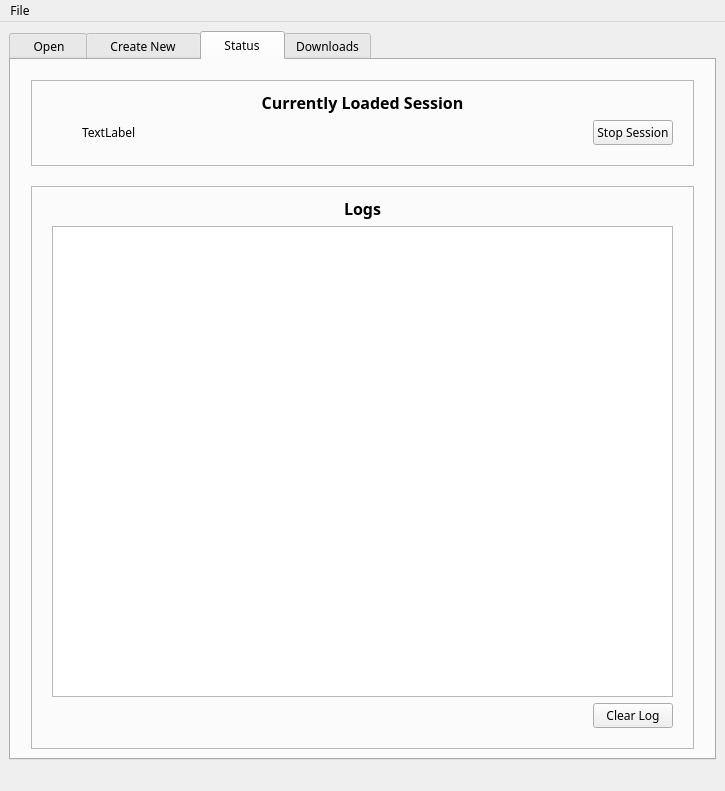
ccherrett/oom, file oostudio/OOStudioBase.ui: the form before one commit.
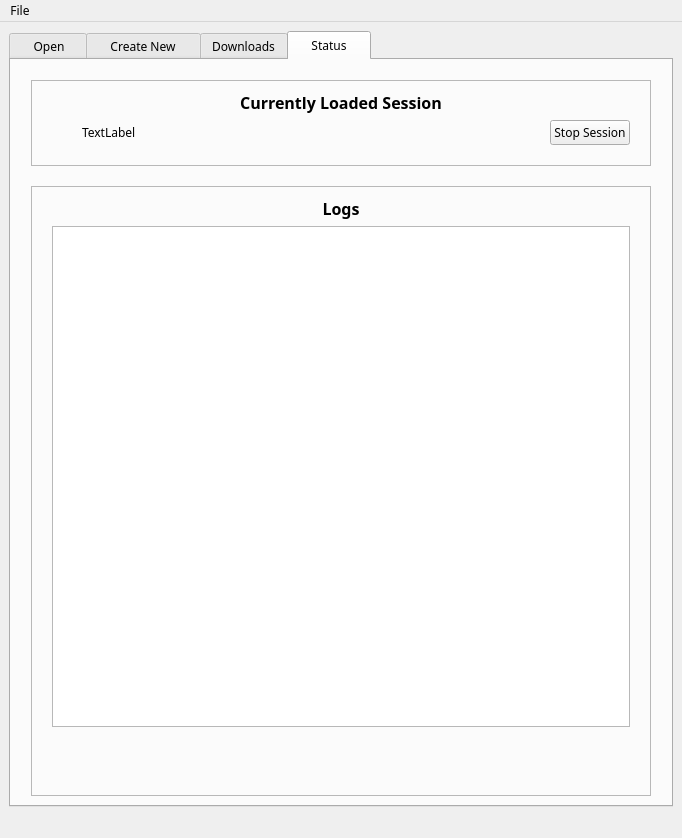
The form after the commit. The open tabs and pages were chosen to show the change.

Commit message: OOStudio: Fixed toggle state on startup, move create template checkbox into session information

The edit to the form file:
```diff
--- a/oostudio/OOStudioBase.ui
+++ b/oostudio/OOStudioBase.ui
@@ -7,7 +7,7 @@
     <x>0</x>
     <y>0</y>
     <width>682</width>
-    <height>657</height>
+    <height>838</height>
    </rect>
   </property>
   <property name="font">
@@ -23,7 +23,7 @@
     <item>
      <widget class="QTabWidget" name="m_tabWidget">
       <property name="currentIndex">
-       <number>1</number>
+       <number>0</number>
       </property>
       <widget class="QWidget" name="m_tabSessions">
        <attribute name="title">
@@ -42,7 +42,7 @@
            <enum>QTabWidget::North</enum>
           </property>
           <property name="currentIndex">
-           <number>1</number>
+           <number>0</number>
           </property>
           <widget class="QWidget" name="m_sessionBoxPage1">
            <attribute name="title">
@@ -543,6 +543,23 @@
                 <item row="7" column="1">
                  <widget class="QComboBox" name="m_cmbLSCPMode"/>
                 </item>
+                <item row="8" column="0">
+                 <widget class="QLabel" name="label_24">
+                  <property name="text">
+                   <string>Make Template:</string>
+                  </property>
+                 </widget>
+                </item>
+                <item row="8" column="1">
+                 <widget class="QCheckBox" name="m_chkTemplate">
+                  <property name="toolTip">
+                   <string>Save the created session as a Template</string>
+                  </property>
+                  <property name="text">
+                   <string/>
+                  </property>
+                 </widget>
+                </item>
                </layout>
               </item>
               <item>
@@ -912,16 +929,6 @@
                </property>
               </spacer>
              </item>
-             <item>
-              <widget class="QCheckBox" name="m_chkTemplate">
-               <property name="toolTip">
-                <string>Save the created session as a Template</string>
-               </property>
-               <property name="text">
-                <string>Create as Template</string>
-               </property>
-              </widget>
-             </item>
              <item>
               <widget class="QToolButton" name="m_btnDoCreate">
                <property name="text">
@@ -980,221 +987,6 @@
         </item>
        </layout>
       </widget>
-      <widget class="QWidget" name="m_tabStatus">
-       <attribute name="title">
-        <string>    Status    </string>
-       </attribute>
-       <layout class="QVBoxLayout" name="verticalLayout_6">
-        <property name="spacing">
-         <number>20</number>
-        </property>
-        <property name="leftMargin">
-         <number>20</number>
-        </property>
-        <property name="topMargin">
-         <number>20</number>
-        </property>
-        <property name="rightMargin">
-         <number>20</number>
-        </property>
-        <item>
-         <widget class="QFrame" name="m_sessionStatusBox">
-          <property name="font">
-           <font>
-            <family>Luxi Sans</family>
-           </font>
-          </property>
-          <property name="frameShape">
-           <enum>QFrame::StyledPanel</enum>
-          </property>
-          <property name="frameShadow">
-           <enum>QFrame::Raised</enum>
-          </property>
-          <layout class="QVBoxLayout" name="verticalLayout_25">
-           <property name="leftMargin">
-            <number>20</number>
-           </property>
-           <property name="topMargin">
-            <number>10</number>
-           </property>
-           <property name="rightMargin">
-            <number>20</number>
-           </property>
-           <property name="bottomMargin">
-            <number>20</number>
-           </property>
-           <item>
-            <widget class="QLabel" name="label_22">
-             <property name="font">
-              <font>
-               <pointsize>12</pointsize>
-               <weight>75</weight>
-               <bold>true</bold>
-              </font>
-             </property>
-             <property name="text">
-              <string>Currently Loaded Session</string>
-             </property>
-             <property name="alignment">
-              <set>Qt::AlignHCenter|Qt::AlignTop</set>
-             </property>
-            </widget>
-           </item>
-           <item>
-            <layout class="QHBoxLayout" name="horizontalLayout_28">
-             <property name="leftMargin">
-              <number>30</number>
-             </property>
-             <item>
-              <widget class="QLabel" name="m_lblRunning">
-               <property name="sizePolicy">
-                <sizepolicy hsizetype="Expanding" vsizetype="Preferred">
-                 <horstretch>0</horstretch>
-                 <verstretch>0</verstretch>
-                </sizepolicy>
-               </property>
-               <property name="text">
-                <string>TextLabel</string>
-               </property>
-              </widget>
-             </item>
-             <item>
-              <spacer name="horizontalSpacer_6">
-               <property name="orientation">
-                <enum>Qt::Horizontal</enum>
-               </property>
-               <property name="sizeType">
-                <enum>QSizePolicy::MinimumExpanding</enum>
-               </property>
-               <property name="sizeHint" stdset="0">
-                <size>
-                 <width>20</width>
-                 <height>20</height>
-                </size>
-               </property>
-              </spacer>
-             </item>
-             <item>
-              <widget class="QPushButton" name="m_btnStopSession">
-               <property name="text">
-                <string>Stop Session</string>
-               </property>
-              </widget>
-             </item>
-            </layout>
-           </item>
-          </layout>
-         </widget>
-        </item>
-        <item>
-         <widget class="QFrame" name="m_logsBox">
-          <property name="font">
-           <font>
-            <family>Luxi Sans</family>
-           </font>
-          </property>
-          <property name="frameShape">
-           <enum>QFrame::StyledPanel</enum>
-          </property>
-          <property name="frameShadow">
-           <enum>QFrame::Raised</enum>
-          </property>
-          <layout class="QVBoxLayout" name="verticalLayout_7">
-           <property name="leftMargin">
-            <number>20</number>
-           </property>
-           <property name="topMargin">
-            <number>10</number>
-           </property>
-           <property name="rightMargin">
-            <number>20</number>
-           </property>
-           <property name="bottomMargin">
-            <number>20</number>
-           </property>
-           <item>
-            <widget class="QLabel" name="label_23">
-             <property name="font">
-              <font>
-               <pointsize>12</pointsize>
-               <weight>75</weight>
-               <bold>true</bold>
-              </font>
-             </property>
-             <property name="text">
-              <string>Logs</string>
-             </property>
-             <property name="alignment">
-              <set>Qt::AlignHCenter|Qt::AlignTop</set>
-             </property>
-            </widget>
-           </item>
-           <item>
-            <widget class="QTableView" name="m_loggerTable">
-             <property name="editTriggers">
-              <set>QAbstractItemView::NoEditTriggers</set>
-             </property>
-             <property name="alternatingRowColors">
-              <bool>true</bool>
-             </property>
-             <property name="selectionBehavior">
-              <enum>QAbstractItemView::SelectRows</enum>
-             </property>
-             <property name="textElideMode">
-              <enum>Qt::ElideNone</enum>
-             </property>
-             <property name="verticalScrollMode">
-              <enum>QAbstractItemView::ScrollPerItem</enum>
-             </property>
-             <property name="cornerButtonEnabled">
-              <bool>false</bool>
-             </property>
-             <attribute name="horizontalHeaderStretchLastSection">
-              <bool>true</bool>
-             </attribute>
-             <attribute name="verticalHeaderVisible">
-              <bool>false</bool>
-             </attribute>
-             <attribute name="verticalHeaderVisible">
-              <bool>false</bool>
-             </attribute>
-             <attribute name="horizontalHeaderStretchLastSection">
-              <bool>true</bool>
-             </attribute>
-            </widget>
-           </item>
-           <item>
-            <layout class="QHBoxLayout" name="horizontalLayout_5">
-             <property name="topMargin">
-              <number>0</number>
-             </property>
-             <item>
-              <spacer name="horizontalSpacer_3">
-               <property name="orientation">
-                <enum>Qt::Horizontal</enum>
-               </property>
-               <property name="sizeHint" stdset="0">
-                <size>
-                 <width>40</width>
-                 <height>20</height>
-                </size>
-               </property>
-              </spacer>
-             </item>
-             <item>
-              <widget class="QPushButton" name="m_btnClearLog">
-               <property name="text">
-                <string>Clear Log</string>
-               </property>
-              </widget>
-             </item>
-            </layout>
-           </item>
-          </layout>
-         </widget>
-        </item>
-       </layout>
-      </widget>
       <widget class="QWidget" name="m_tabDownloads">
        <attribute name="title">
         <string>Downloads</string>
@@ -1249,7 +1041,7 @@
               <property name="geometry">
                <rect>
                 <x>0</x>
-                <y>-1292</y>
+                <y>-1111</y>
                 <width>636</width>
                 <height>1779</height>
                </rect>
@@ -2492,6 +2284,230 @@
         </item>
        </layout>
       </widget>
+      <widget class="QWidget" name="m_tabStatus">
+       <attribute name="title">
+        <string>    Status    </string>
+       </attribute>
+       <layout class="QVBoxLayout" name="verticalLayout_6">
+        <property name="spacing">
+         <number>20</number>
+        </property>
+        <property name="leftMargin">
+         <number>20</number>
+        </property>
+        <property name="topMargin">
+         <number>20</number>
+        </property>
+        <property name="rightMargin">
+         <number>20</number>
+        </property>
+        <item>
+         <widget class="QFrame" name="m_sessionStatusBox">
+          <property name="font">
+           <font>
+            <family>Luxi Sans</family>
+           </font>
+          </property>
+          <property name="frameShape">
+           <enum>QFrame::StyledPanel</enum>
+          </property>
+          <property name="frameShadow">
+           <enum>QFrame::Raised</enum>
+          </property>
+          <layout class="QVBoxLayout" name="verticalLayout_25">
+           <property name="leftMargin">
+            <number>20</number>
+           </property>
+           <property name="topMargin">
+            <number>10</number>
+           </property>
+           <property name="rightMargin">
+            <number>20</number>
+           </property>
+           <property name="bottomMargin">
+            <number>20</number>
+           </property>
+           <item>
+            <widget class="QLabel" name="label_22">
+             <property name="font">
+              <font>
+               <pointsize>12</pointsize>
+               <weight>75</weight>
+               <bold>true</bold>
+              </font>
+             </property>
+             <property name="text">
+              <string>Currently Loaded Session</string>
+             </property>
+             <property name="alignment">
+              <set>Qt::AlignHCenter|Qt::AlignTop</set>
+             </property>
+            </widget>
+           </item>
+           <item>
+            <layout class="QHBoxLayout" name="horizontalLayout_28">
+             <property name="leftMargin">
+              <number>30</number>
+             </property>
+             <item>
+              <widget class="QLabel" name="m_lblRunning">
+               <property name="sizePolicy">
+                <sizepolicy hsizetype="Expanding" vsizetype="Preferred">
+                 <horstretch>0</horstretch>
+                 <verstretch>0</verstretch>
+                </sizepolicy>
+               </property>
+               <property name="text">
+                <string>TextLabel</string>
+               </property>
+              </widget>
+             </item>
+             <item>
+              <spacer name="horizontalSpacer_6">
+               <property name="orientation">
+                <enum>Qt::Horizontal</enum>
+               </property>
+               <property name="sizeType">
+                <enum>QSizePolicy::MinimumExpanding</enum>
+               </property>
+               <property name="sizeHint" stdset="0">
+                <size>
+                 <width>20</width>
+                 <height>20</height>
+                </size>
+               </property>
+              </spacer>
+             </item>
+             <item>
+              <widget class="QPushButton" name="m_btnStopSession">
+               <property name="text">
+                <string>Stop Session</string>
+               </property>
+              </widget>
+             </item>
+            </layout>
+           </item>
+          </layout>
+         </widget>
+        </item>
+        <item>
+         <widget class="QFrame" name="m_logsBox">
+          <property name="font">
+           <font>
+            <family>Luxi Sans</family>
+           </font>
+          </property>
+          <property name="frameShape">
+           <enum>QFrame::StyledPanel</enum>
+          </property>
+          <property name="frameShadow">
+           <enum>QFrame::Raised</enum>
+          </property>
+          <layout class="QVBoxLayout" name="verticalLayout_7">
+           <property name="leftMargin">
+            <number>20</number>
+           </property>
+           <property name="topMargin">
+            <number>10</number>
+           </property>
+           <property name="rightMargin">
+            <number>20</number>
+           </property>
+           <property name="bottomMargin">
+            <number>20</number>
+           </property>
+           <item>
+            <widget class="QLabel" name="label_23">
+             <property name="font">
+              <font>
+               <pointsize>12</pointsize>
+               <weight>75</weight>
+               <bold>true</bold>
+              </font>
+             </property>
+             <property name="text">
+              <string>Logs</string>
+             </property>
+             <property name="alignment">
+              <set>Qt::AlignHCenter|Qt::AlignTop</set>
+             </property>
+            </widget>
+           </item>
+           <item>
+            <widget class="QTableView" name="m_loggerTable">
+             <property name="editTriggers">
+              <set>QAbstractItemView::NoEditTriggers</set>
+             </property>
+             <property name="alternatingRowColors">
+              <bool>true</bool>
+             </property>
+             <property name="selectionBehavior">
+              <enum>QAbstractItemView::SelectRows</enum>
+             </property>
+             <property name="textElideMode">
+              <enum>Qt::ElideNone</enum>
+             </property>
+             <property name="verticalScrollMode">
+              <enum>QAbstractItemView::ScrollPerItem</enum>
+             </property>
+             <property name="cornerButtonEnabled">
+              <bool>false</bool>
+             </property>
+             <attribute name="horizontalHeaderStretchLastSection">
+              <bool>true</bool>
+             </attribute>
+             <attribute name="verticalHeaderVisible">
+              <bool>false</bool>
+             </attribute>
+             <attribute name="verticalHeaderVisible">
+              <bool>false</bool>
+             </attribute>
+             <attribute name="horizontalHeaderStretchLastSection">
+              <bool>true</bool>
+             </attribute>
+            </widget>
+           </item>
+           <item>
+            <layout class="QHBoxLayout" name="horizontalLayout_5">
+             <property name="topMargin">
+              <number>0</number>
+             </property>
+             <item>
+              <spacer name="horizontalSpacer_3">
+               <property name="orientation">
+                <enum>Qt::Horizontal</enum>
+               </property>
+               <property name="sizeHint" stdset="0">
+                <size>
+                 <width>40</width>
+                 <height>20</height>
+                </size>
+               </property>
+              </spacer>
+             </item>
+             <item>
+              <widget class="QToolButton" name="m_btnClearLog">
+               <property name="text">
+                <string/>
+               </property>
+               <property name="iconSize">
+                <size>
+                 <width>100</width>
+                 <height>35</height>
+                </size>
+               </property>
+               <property name="autoRaise">
+                <bool>true</bool>
+               </property>
+              </widget>
+             </item>
+            </layout>
+           </item>
+          </layout>
+         </widget>
+        </item>
+       </layout>
+      </widget>
      </widget>
     </item>
    </layout>
```
The commit also changes 2 other files.
